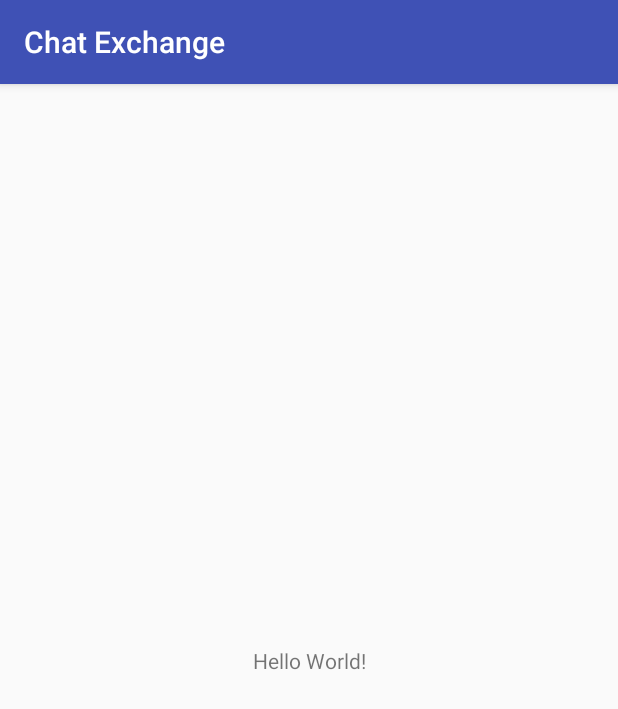
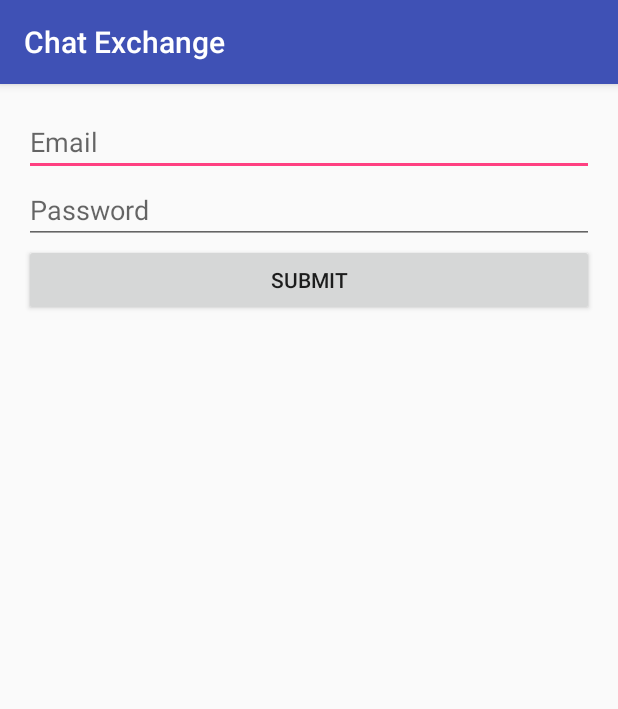
Before and after one commit to HueToYou/ChatExchange-old, an Android app: the screen it shows after launch (MainActivity before the commit, LoginActivity after it), on a phone screen of 412 x 824 dp. Shown: the top 709 px of the screen. Run offline under Robolectric (Android 15) with nearby library versions, the phone set to English and light mode, and no system bars.

Commit message:
Add non-functional login activity.

```diff
--- a/app/src/main/AndroidManifest.xml
+++ b/app/src/main/AndroidManifest.xml
@@ -8,6 +8,8 @@
         android:label="@string/app_name"
         android:supportsRtl="true"
         android:theme="@style/AppTheme">
+
+        <!-- Main activity -->
         <activity android:name=".MainActivity">
             <intent-filter>
                 <action android:name="android.intent.action.MAIN" />
@@ -15,6 +17,10 @@
                 <category android:name="android.intent.category.LAUNCHER" />
             </intent-filter>
         </activity>
+
+        <!-- Login activity -->
+        <activity android:name=".LoginActivity" />
+
     </application>
 
 </manifest>
--- /dev/null
+++ b/app/src/main/java/com/huetoyou/chatexchange/LoginActivity.java
@@ -0,0 +1,16 @@
+package com.huetoyou.chatexchange;
+
+import android.os.Bundle;
+import android.support.v7.app.AppCompatActivity;
+
+/**
+ * Activity for obtaining the user's login credentials
+ */
+public class LoginActivity extends AppCompatActivity {
+
+    @Override
+    protected void onCreate(Bundle savedInstanceState) {
+        super.onCreate(savedInstanceState);
+        setContentView(R.layout.activity_login);
+    }
+}
--- a/app/src/main/java/com/huetoyou/chatexchange/MainActivity.java
+++ b/app/src/main/java/com/huetoyou/chatexchange/MainActivity.java
@@ -1,5 +1,6 @@
 package com.huetoyou.chatexchange;
 
+import android.content.Intent;
 import android.support.v7.app.AppCompatActivity;
 import android.os.Bundle;
 
@@ -9,5 +10,7 @@ public class MainActivity extends AppCompatActivity {
     protected void onCreate(Bundle savedInstanceState) {
         super.onCreate(savedInstanceState);
         setContentView(R.layout.activity_main);
+
+        startActivity(new Intent(this, LoginActivity.class));
     }
 }
--- /dev/null
+++ b/app/src/main/res/layout/activity_login.xml
@@ -0,0 +1,35 @@
+<?xml version="1.0" encoding="utf-8"?>
+<LinearLayout xmlns:android="http://schemas.android.com/apk/res/android"
+    xmlns:tools="http://schemas.android.com/tools"
+    android:layout_width="match_parent"
+    android:layout_height="match_parent"
+    android:paddingBottom="@dimen/activity_vertical_margin"
+    android:paddingLeft="@dimen/activity_horizontal_margin"
+    android:paddingRight="@dimen/activity_horizontal_margin"
+    android:paddingTop="@dimen/activity_vertical_margin"
+    android:orientation="vertical"
+    tools:context="com.huetoyou.chatexchange.LoginActivity">
+
+    <EditText
+        android:id="@+id/editText"
+        android:layout_width="match_parent"
+        android:layout_height="wrap_content"
+        android:ems="10"
+        android:inputType="text"
+        android:hint="@string/activity_login_email" />
+
+    <EditText
+        android:id="@+id/editText2"
+        android:layout_width="match_parent"
+        android:layout_height="wrap_content"
+        android:ems="10"
+        android:inputType="textPassword"
+        android:hint="@string/activity_login_password" />
+
+    <Button
+        android:id="@+id/button"
+        android:layout_width="match_parent"
+        android:layout_height="wrap_content"
+        android:text="@string/activity_login_submit" />
+
+</LinearLayout>
--- /dev/null
+++ b/app/src/main/res/values/dimens.xml
@@ -0,0 +1,6 @@
+<?xml version="1.0" encoding="utf-8"?>
+<resources>
+    <!-- Default screen margins, per the Android Design guidelines. -->
+    <dimen name="activity_horizontal_margin">16dp</dimen>
+    <dimen name="activity_vertical_margin">16dp</dimen>
+</resources>
--- a/app/src/main/res/values/strings.xml
+++ b/app/src/main/res/values/strings.xml
@@ -1,3 +1,8 @@
 <resources>
     <string name="app_name">Chat Exchange</string>
+
+    <!-- Login activity -->
+    <string name="activity_login_email">Email</string>
+    <string name="activity_login_password">Password</string>
+    <string name="activity_login_submit">Submit</string>
 </resources>
```
